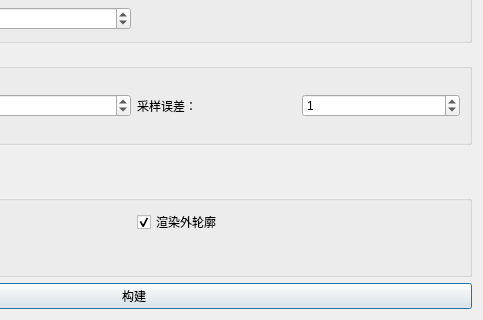
The window that src/Runtime/Widgets/NavMeshParamsDlg.ui (StoneHappy/for_graduation) describes before a commit, drawn with Qt 5; both pictures show x 215 to 698 and y 675 to 995 of the 698 by 995 pixel window.
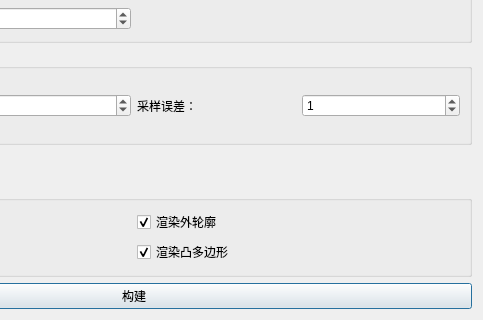
The same window after the commit.

Commit message: ✨ feat: render t contours

Diff of the .ui file:
```diff
--- a/src/Runtime/Widgets/NavMeshParamsDlg.ui
+++ b/src/Runtime/Widgets/NavMeshParamsDlg.ui
@@ -467,6 +467,16 @@
         </property>
        </widget>
       </item>
+      <item row="1" column="1">
+       <widget class="QCheckBox" name="isRenderTContour">
+        <property name="text">
+         <string>渲染凸多边形</string>
+        </property>
+        <property name="checked">
+         <bool>true</bool>
+        </property>
+       </widget>
+      </item>
      </layout>
     </widget>
    </item>
```
The commit also changes 6 other files.
